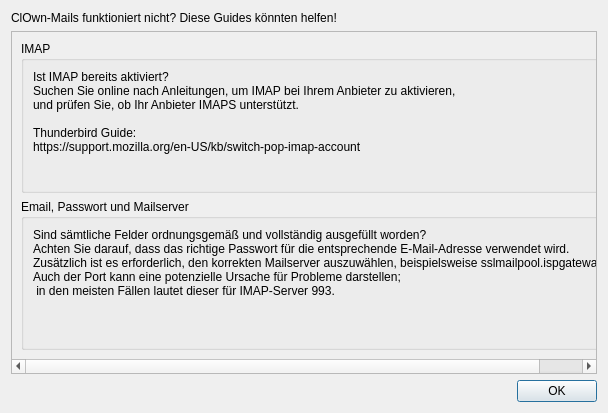
First picture: the form in src/ui/help_dialog.ui, repository Sobottasgithub/ClOwn-Mails, before the edit.
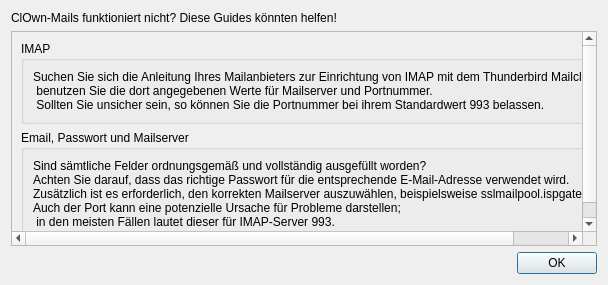
Second picture: the form after the edit.

Commit message: Update help_dialog

Patch:
```diff
--- a/src/ui/help_dialog.ui
+++ b/src/ui/help_dialog.ui
@@ -7,7 +7,7 @@
     <x>0</x>
     <y>0</y>
     <width>608</width>
-    <height>413</height>
+    <height>285</height>
    </rect>
   </property>
   <property name="windowTitle">
@@ -37,7 +37,7 @@
           <x>0</x>
           <y>0</y>
           <width>586</width>
-          <height>343</height>
+          <height>215</height>
          </rect>
         </property>
         <layout class="QVBoxLayout" name="verticalLayout_2">
@@ -56,13 +56,9 @@
                </sizepolicy>
               </property>
               <property name="text">
-               <string>Ist IMAP bereits aktiviert?
-Suchen Sie online nach Anleitungen, um IMAP bei Ihrem Anbieter zu aktivieren,
-und prüfen Sie, ob Ihr Anbieter IMAPS unterstützt.
-
-Thunderbird Guide:
-https://support.mozilla.org/en-US/kb/switch-pop-imap-account
-</string>
+               <string>Suchen Sie sich die Anleitung Ihres Mailanbieters zur Einrichtung von IMAP mit dem Thunderbird Mailclient und 
+ benutzen Sie die dort angegebenen Werte für Mailserver und Portnummer. 
+ Sollten Sie unsicher sein, so können Sie die Portnummer bei ihrem Standardwert 993 belassen.</string>
               </property>
               <property name="alignment">
                <set>Qt::AlignLeading|Qt::AlignLeft|Qt::AlignTop</set>
```
